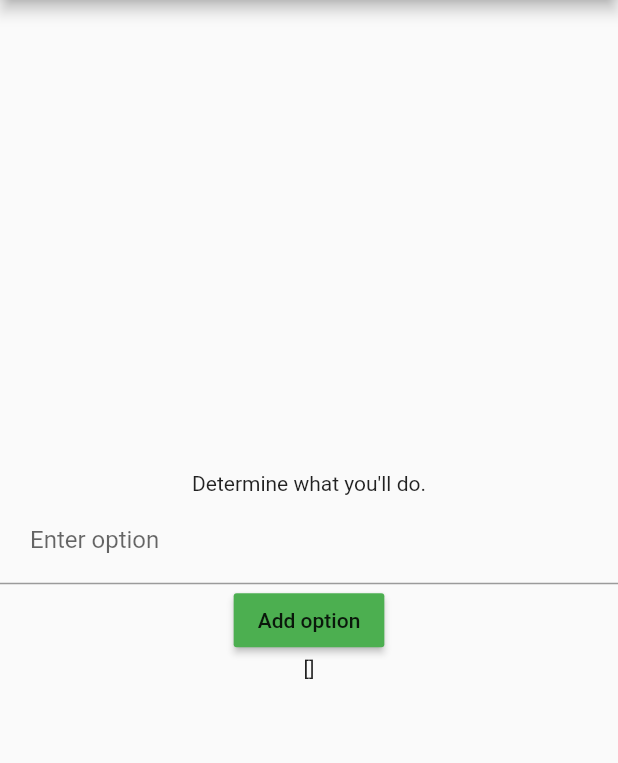
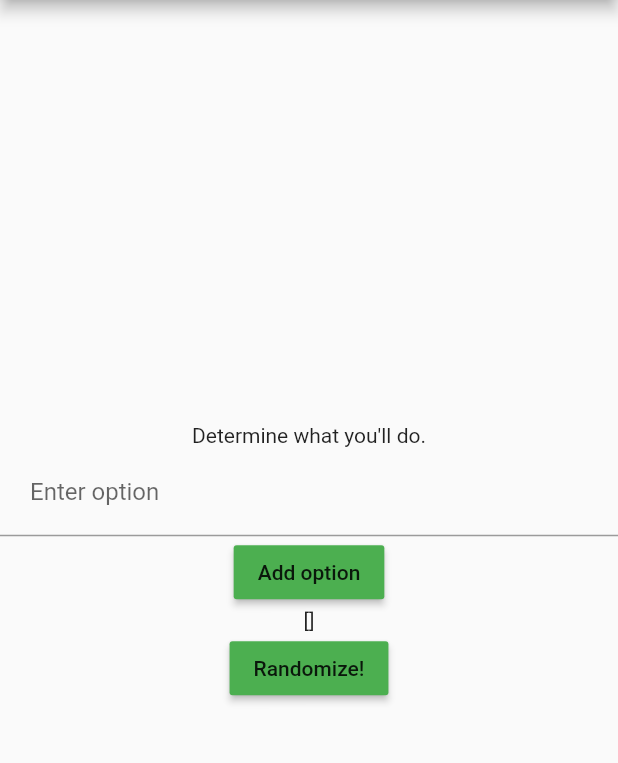
Before and after one commit to MrRobot420/determinator, a Flutter app: the screen it shows after launch, on a phone screen of 412 x 824 dp, the part 84-847 px from its top. Run offline on Flutter 3.47's test engine with Material 2 defaults, Android fonts, the phone set to English and light mode, and no system bars.

Commit message:
added result + randomize method

```diff
--- a/lib/main.dart
+++ b/lib/main.dart
@@ -1,3 +1,5 @@
+import 'dart:math';
+
 import 'package:flutter/material.dart';
 
 void main() {
@@ -31,6 +33,7 @@ class ChoicePage extends StatefulWidget {
 class _MyHomePageState extends State<ChoicePage> {
   List options = [];
   final textController = TextEditingController();
+  final resultController = TextEditingController();
 
   void _addOption() {
     setState(() {
@@ -38,6 +41,15 @@ class _MyHomePageState extends State<ChoicePage> {
         options.add(textController.text);
         textController.text = '';
       }
+    });
+  }
+
+  void _chooseOption() {
+    setState(() {
+      int numberOfOptions = options.length;
+      var rndRange = new Random();
+      int randomNumber = rndRange.nextInt(numberOfOptions);
+      resultController.text = options[randomNumber];
     });
   }
 
@@ -69,6 +81,12 @@ class _MyHomePageState extends State<ChoicePage> {
               child: Text('Add option'),
             ),
             Text(options.toString()),
+            RaisedButton(
+              onPressed: _chooseOption,
+              color: Colors.green,
+              child: Text('Randomize!'),
+            ),
+            Text(resultController.text),
           ],
         ),
       ),
```
